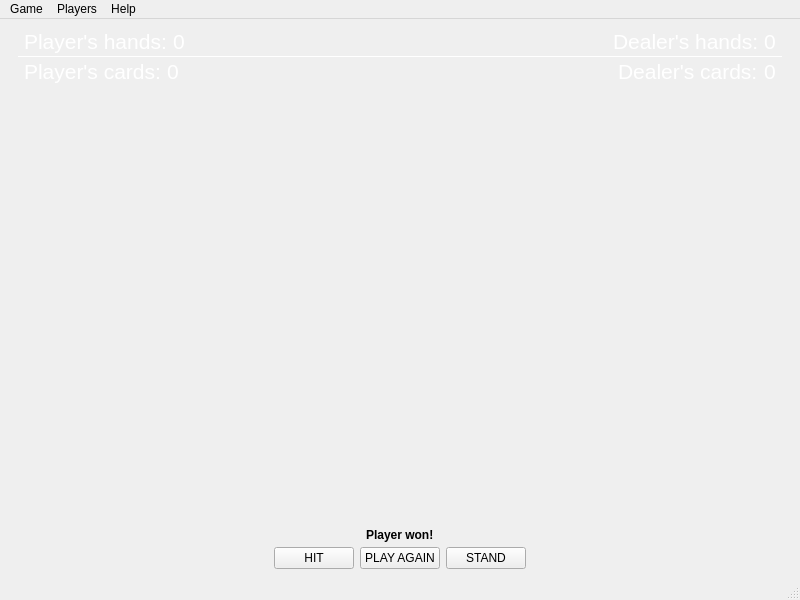
First picture: the form in mainwindow.ui, repository fflvm1/Qlackjack, before the edit.
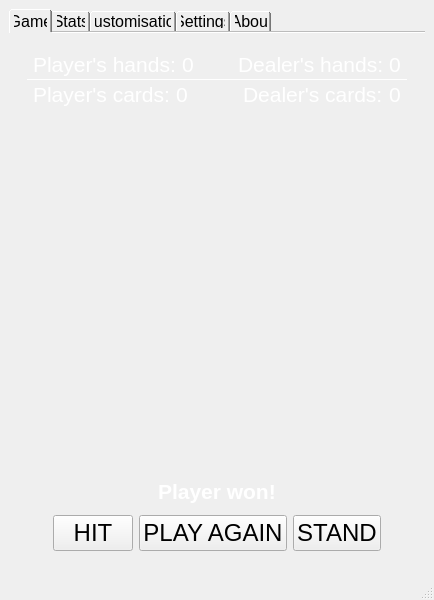
Second picture: the form after the edit.

Patch:
```diff
--- a/mainwindow.ui
+++ b/mainwindow.ui
@@ -6,7 +6,7 @@
    <rect>
     <x>0</x>
     <y>0</y>
-    <width>800</width>
+    <width>408</width>
     <height>600</height>
    </rect>
   </property>
@@ -27,146 +27,29 @@
     <property name="spacing">
      <number>0</number>
     </property>
-    <item row="2" column="0">
-     <widget class="QWidget" name="widget_5" native="true">
-      <property name="sizePolicy">
-       <sizepolicy hsizetype="Preferred" vsizetype="Fixed">
-        <horstretch>0</horstretch>
-        <verstretch>0</verstretch>
-       </sizepolicy>
-      </property>
-      <layout class="QGridLayout" name="gridLayout_5">
-       <property name="topMargin">
-        <number>0</number>
-       </property>
-       <property name="bottomMargin">
-        <number>0</number>
-       </property>
        <item row="0" column="0">
-        <layout class="QHBoxLayout" name="horizontalLayout_5">
-         <item>
-          <widget class="QLabel" name="finish_message">
-           <property name="sizePolicy">
-            <sizepolicy hsizetype="Fixed" vsizetype="Preferred">
-             <horstretch>0</horstretch>
-             <verstretch>0</verstretch>
-            </sizepolicy>
-           </property>
-           <property name="font">
-            <font>
-             <bold>true</bold>
-            </font>
-           </property>
-           <property name="text">
-            <string>Player won!</string>
-           </property>
-          </widget>
-         </item>
-        </layout>
-       </item>
-      </layout>
-     </widget>
-    </item>
-    <item row="1" column="0">
-     <widget class="QWidget" name="widget_6" native="true">
-      <layout class="QVBoxLayout" name="verticalLayout_2">
-       <item>
-        <layout class="QHBoxLayout" name="playerDeck">
-         <property name="spacing">
-          <number>-1</number>
-         </property>
-        </layout>
-       </item>
-       <item>
-        <layout class="QHBoxLayout" name="dealerDeck">
-         <property name="spacing">
-          <number>-1</number>
-         </property>
-        </layout>
-       </item>
-      </layout>
-     </widget>
-    </item>
-    <item row="3" column="0">
-     <widget class="QWidget" name="widget_4" native="true">
-      <property name="sizePolicy">
-       <sizepolicy hsizetype="Preferred" vsizetype="Fixed">
-        <horstretch>0</horstretch>
-        <verstretch>0</verstretch>
-       </sizepolicy>
-      </property>
-      <layout class="QGridLayout" name="gridLayout_4">
-       <property name="topMargin">
-        <number>5</number>
-       </property>
-       <property name="bottomMargin">
+     <widget class="QTabWidget" name="tabWidget">
+      <property name="styleSheet">
+       <string notr="true">QTabBar::tab {
+	font-size: 16px;
+	padding: 5px;
+}</string>
+      </property>
+      <property name="currentIndex">
         <number>0</number>
        </property>
-       <item row="0" column="0">
-        <layout class="QHBoxLayout" name="horizontalLayout_4">
-         <item>
-          <widget class="QPushButton" name="hit">
-           <property name="sizePolicy">
-            <sizepolicy hsizetype="Fixed" vsizetype="Fixed">
-             <horstretch>0</horstretch>
-             <verstretch>0</verstretch>
-            </sizepolicy>
-           </property>
-           <property name="text">
-            <string>HIT</string>
-           </property>
-          </widget>
-         </item>
-         <item>
-          <widget class="QPushButton" name="play_again">
-           <property name="sizePolicy">
-            <sizepolicy hsizetype="Fixed" vsizetype="Fixed">
-             <horstretch>0</horstretch>
-             <verstretch>0</verstretch>
-            </sizepolicy>
-           </property>
-           <property name="text">
-            <string>PLAY AGAIN</string>
-           </property>
-          </widget>
-         </item>
-         <item>
-          <widget class="QPushButton" name="stand">
-           <property name="sizePolicy">
-            <sizepolicy hsizetype="Fixed" vsizetype="Fixed">
-             <horstretch>0</horstretch>
-             <verstretch>0</verstretch>
-            </sizepolicy>
-           </property>
-           <property name="text">
-            <string>STAND</string>
-           </property>
-          </widget>
-         </item>
-        </layout>
-       </item>
-      </layout>
-     </widget>
-    </item>
+      <property name="documentMode">
+       <bool>true</bool>
+      </property>
+      <widget class="QWidget" name="tab_3">
+       <attribute name="title">
+        <string>Game</string>
+       </attribute>
+       <layout class="QGridLayout" name="gridLayout_7">
     <item row="0" column="0">
-     <widget class="QWidget" name="widget_3" native="true">
-      <property name="sizePolicy">
-       <sizepolicy hsizetype="Preferred" vsizetype="Fixed">
-        <horstretch>0</horstretch>
-        <verstretch>0</verstretch>
-       </sizepolicy>
-      </property>
-      <layout class="QVBoxLayout" name="verticalLayout">
-       <property name="spacing">
-        <number>0</number>
-       </property>
-       <property name="topMargin">
-        <number>0</number>
-       </property>
-       <property name="bottomMargin">
-        <number>0</number>
-       </property>
-       <item>
+         <widget class="QWidget" name="widget_7" native="true">
+          <layout class="QGridLayout" name="gridLayout_6">
+           <item row="0" column="0">
         <widget class="QFrame" name="frame">
          <property name="styleSheet">
           <string notr="true">color: white;</string>
@@ -277,6 +160,9 @@
                  <property name="orientation">
                   <enum>Qt::Orientation::Horizontal</enum>
                  </property>
+                     <property name="sizeType">
+                      <enum>QSizePolicy::Policy::MinimumExpanding</enum>
+                     </property>
                  <property name="sizeHint" stdset="0">
                   <size>
                    <width>40</width>
@@ -397,6 +283,9 @@
                  <property name="orientation">
                   <enum>Qt::Orientation::Horizontal</enum>
                  </property>
+                     <property name="sizeType">
+                      <enum>QSizePolicy::Policy::MinimumExpanding</enum>
+                     </property>
                  <property name="sizeHint" stdset="0">
                   <size>
                    <width>40</width>
@@ -456,49 +345,174 @@
          </layout>
         </widget>
        </item>
-      </layout>
-     </widget>
-    </item>
-   </layout>
-  </widget>
-  <widget class="QMenuBar" name="menubar">
-   <property name="geometry">
-    <rect>
-     <x>0</x>
-     <y>0</y>
-     <width>800</width>
-     <height>37</height>
-    </rect>
-   </property>
-   <widget class="QMenu" name="menuGame">
-    <property name="title">
-     <string>Game</string>
-    </property>
-    <addaction name="actionNew_Game"/>
-    <addaction name="actionView_Stats"/>
-    <addaction name="separator"/>
-    <addaction name="actionChange_Wallpaper"/>
-    <addaction name="actionEnable_Sounds"/>
-    <addaction name="actionSettings"/>
-   </widget>
-   <widget class="QMenu" name="menuPlayers">
-    <property name="title">
-     <string>Players</string>
-    </property>
-    <addaction name="actionChange_Player_s_Name"/>
-    <addaction name="separator"/>
-    <addaction name="actionChange_Dealer_s_Name"/>
-    <addaction name="actionAI_Settings"/>
-   </widget>
-   <widget class="QMenu" name="menuHelp">
-    <property name="title">
-     <string>Help</string>
-    </property>
-    <addaction name="actionAbout"/>
-   </widget>
-   <addaction name="menuGame"/>
-   <addaction name="menuPlayers"/>
-   <addaction name="menuHelp"/>
+           <item row="1" column="0">
+            <widget class="QWidget" name="widget_6" native="true">
+             <layout class="QVBoxLayout" name="verticalLayout_2">
+              <item>
+               <layout class="QHBoxLayout" name="playerDeck">
+                <property name="spacing">
+                 <number>-1</number>
+                </property>
+               </layout>
+              </item>
+              <item>
+               <layout class="QHBoxLayout" name="dealerDeck">
+                <property name="spacing">
+                 <number>-1</number>
+                </property>
+               </layout>
+              </item>
+             </layout>
+            </widget>
+           </item>
+           <item row="2" column="0">
+            <widget class="QWidget" name="widget_5" native="true">
+             <property name="sizePolicy">
+              <sizepolicy hsizetype="Preferred" vsizetype="Fixed">
+               <horstretch>0</horstretch>
+               <verstretch>0</verstretch>
+              </sizepolicy>
+             </property>
+             <layout class="QGridLayout" name="gridLayout_5">
+              <property name="topMargin">
+               <number>0</number>
+              </property>
+              <property name="bottomMargin">
+               <number>0</number>
+              </property>
+              <item row="0" column="0">
+               <layout class="QHBoxLayout" name="horizontalLayout_5">
+                <item>
+                 <widget class="QLabel" name="finish_message">
+                  <property name="sizePolicy">
+                   <sizepolicy hsizetype="Fixed" vsizetype="Preferred">
+                    <horstretch>0</horstretch>
+                    <verstretch>0</verstretch>
+                   </sizepolicy>
+                  </property>
+                  <property name="font">
+                   <font>
+                    <pointsize>16</pointsize>
+                    <bold>true</bold>
+                   </font>
+                  </property>
+                  <property name="styleSheet">
+                   <string notr="true">color: white;</string>
+                  </property>
+                  <property name="text">
+                   <string>Player won!</string>
+                  </property>
+                 </widget>
+                </item>
+               </layout>
+              </item>
+             </layout>
+            </widget>
+           </item>
+           <item row="3" column="0">
+            <widget class="QWidget" name="widget_4" native="true">
+             <property name="sizePolicy">
+              <sizepolicy hsizetype="Preferred" vsizetype="Fixed">
+               <horstretch>0</horstretch>
+               <verstretch>0</verstretch>
+              </sizepolicy>
+             </property>
+             <layout class="QGridLayout" name="gridLayout_4">
+              <property name="topMargin">
+               <number>5</number>
+              </property>
+              <property name="bottomMargin">
+               <number>0</number>
+              </property>
+              <item row="0" column="0">
+               <layout class="QHBoxLayout" name="horizontalLayout_4">
+                <item>
+                 <widget class="QPushButton" name="hit">
+                  <property name="sizePolicy">
+                   <sizepolicy hsizetype="Fixed" vsizetype="Fixed">
+                    <horstretch>0</horstretch>
+                    <verstretch>0</verstretch>
+                   </sizepolicy>
+                  </property>
+                  <property name="font">
+                   <font>
+                    <pointsize>18</pointsize>
+                   </font>
+                  </property>
+                  <property name="text">
+                   <string>HIT</string>
+                  </property>
+                 </widget>
+                </item>
+                <item>
+                 <widget class="QPushButton" name="play_again">
+                  <property name="sizePolicy">
+                   <sizepolicy hsizetype="Fixed" vsizetype="Fixed">
+                    <horstretch>0</horstretch>
+                    <verstretch>0</verstretch>
+                   </sizepolicy>
+                  </property>
+                  <property name="font">
+                   <font>
+                    <pointsize>18</pointsize>
+                   </font>
+                  </property>
+                  <property name="text">
+                   <string>PLAY AGAIN</string>
+                  </property>
+                 </widget>
+                </item>
+                <item>
+                 <widget class="QPushButton" name="stand">
+                  <property name="sizePolicy">
+                   <sizepolicy hsizetype="Fixed" vsizetype="Fixed">
+                    <horstretch>0</horstretch>
+                    <verstretch>0</verstretch>
+                   </sizepolicy>
+                  </property>
+                  <property name="font">
+                   <font>
+                    <pointsize>18</pointsize>
+                   </font>
+                  </property>
+                  <property name="text">
+                   <string>STAND</string>
+                  </property>
+                 </widget>
+                </item>
+               </layout>
+              </item>
+             </layout>
+            </widget>
+           </item>
+          </layout>
+         </widget>
+        </item>
+       </layout>
+      </widget>
+      <widget class="QWidget" name="tab_4">
+       <attribute name="title">
+        <string>Stats</string>
+       </attribute>
+      </widget>
+      <widget class="QWidget" name="tab_5">
+       <attribute name="title">
+        <string>Customisation</string>
+       </attribute>
+      </widget>
+      <widget class="QWidget" name="tab_6">
+       <attribute name="title">
+        <string>Settings</string>
+       </attribute>
+      </widget>
+      <widget class="QWidget" name="tab_7">
+       <attribute name="title">
+        <string>About</string>
+       </attribute>
+      </widget>
+     </widget>
+    </item>
+   </layout>
   </widget>
   <widget class="QStatusBar" name="statusBar"/>
   <action name="actionNew_Game">
```
Lines whose indentation alone changed are shown as unchanged.
